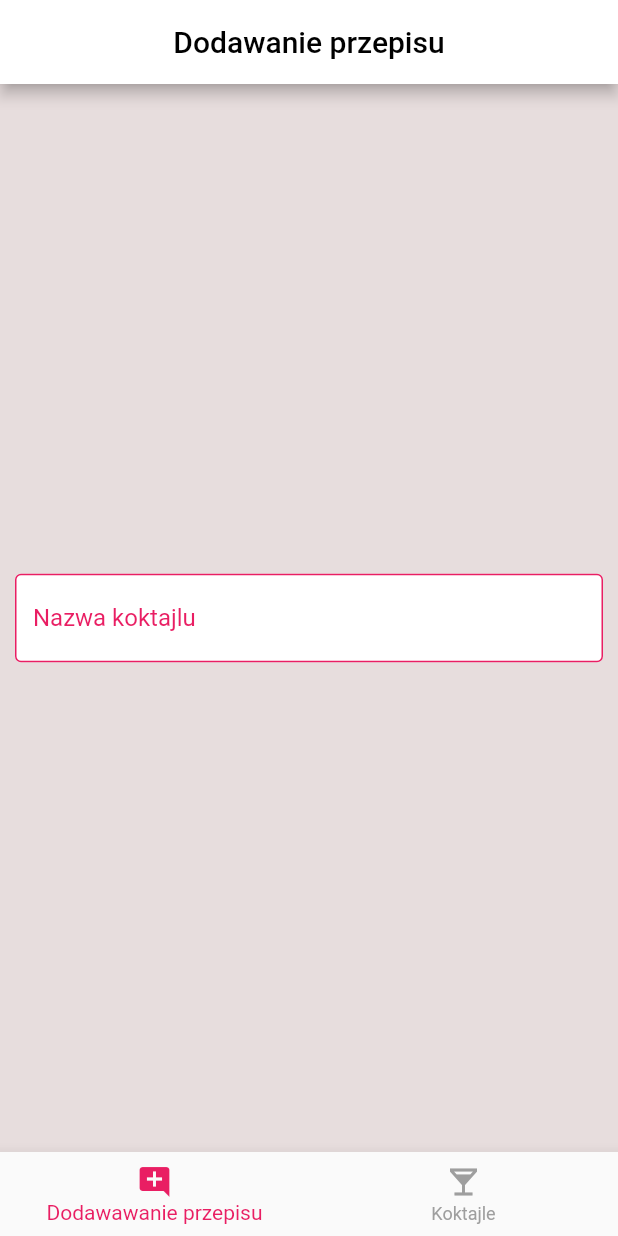
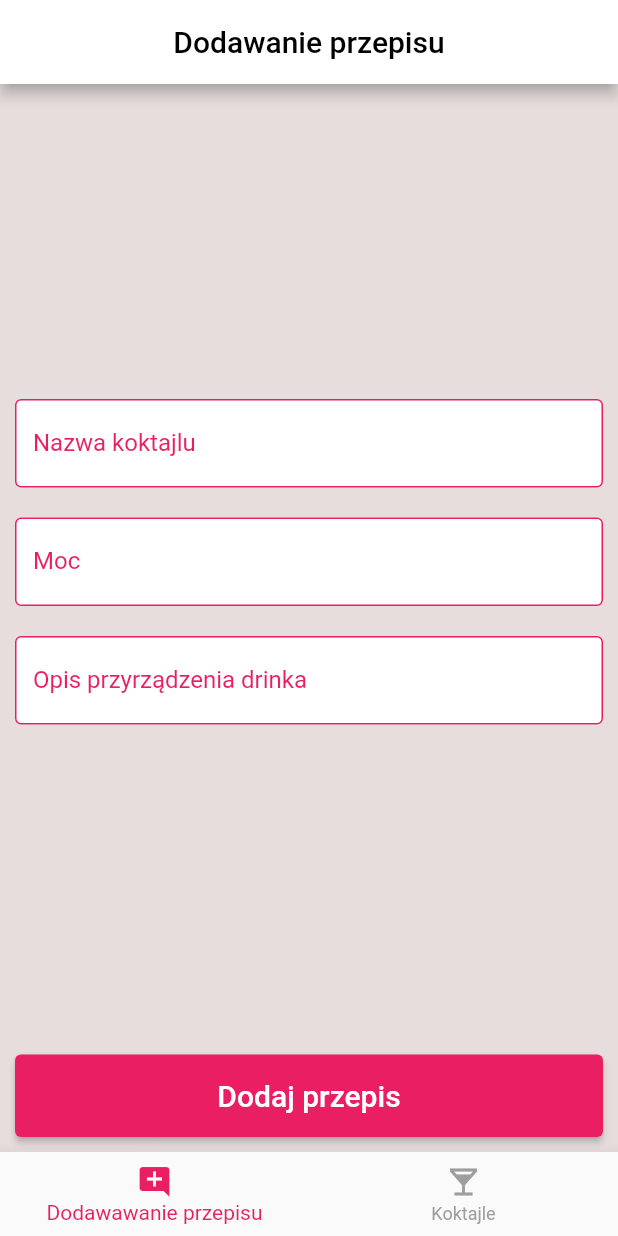
Before and after one commit to mgudalewicz/my_coctail_bar, a Flutter app: the screen it shows after launch, on a phone screen of 412 x 824 dp. Run offline on Flutter 3.47's test engine with Material 2 defaults, Android fonts, the phone set to English and light mode, and no system bars.

Commit message:
Add widgets to add_coctails_page

```diff
--- a/lib/screens/add_coctail/add_coctail_page.dart
+++ b/lib/screens/add_coctail/add_coctail_page.dart
@@ -11,14 +11,46 @@ class AddCoctail extends StatelessWidget {
     return Scaffold(
       body: Center(
         child: Column(
-          mainAxisAlignment: MainAxisAlignment.center,
-          children: const [
-            WidgetTextFormField(
-              labelText: 'Nazwa koktajlu',
-            )
+          mainAxisAlignment: MainAxisAlignment.spaceBetween,
+          children: [
+            const SizedBox(),
+            Column(
+              mainAxisAlignment: MainAxisAlignment.center,
+              children: const [
+                WidgetTextFormField(
+                  labelText: 'Nazwa koktajlu',
+                ),
+                WidgetTextFormField(
+                  labelText: 'Moc',
+                  validatorStrength: true,
+                ),
+                WidgetTextFormField(
+                  labelText: 'Opis przyrządzenia drinka',
+                ),
+              ],
+            ),
+            _buttonAddsRecipe(),
           ],
         ),
       ),
     );
   }
+
+  Container _buttonAddsRecipe() {
+    return Container(
+      padding: const EdgeInsets.all(10.0),
+      height: 75,
+      width: double.infinity,
+      child: ElevatedButton(
+        onPressed: () {},
+        style: ButtonStyle(
+          backgroundColor: MaterialStateProperty.all(Colors.pink),
+        ),
+        child: const Text(
+          'Dodaj przepis',
+          style: TextStyle(color: Colors.white, fontSize: 20),
+        ),
+      ),
+    );
+  }
 }
--- a/lib/widget/widget_text_form_field.dart
+++ b/lib/widget/widget_text_form_field.dart
@@ -9,7 +9,7 @@ class WidgetTextFormField extends StatelessWidget {
     this.hintText,
     this.keyboardType = TextInputType.text,
     this.inputFormatters,
-    this.validatorNumber = false,
+    this.validatorStrength = false,
   });
 
   final GlobalKey<FormFieldState<String>>? formFieldKey;
@@ -17,7 +17,7 @@ class WidgetTextFormField extends StatelessWidget {
   final String labelText;
   final String? hintText;
   final List<TextInputFormatter>? inputFormatters;
-  final bool validatorNumber;
+  final bool validatorStrength;
 
   @override
   Widget build(BuildContext context) {
@@ -31,7 +31,7 @@ class WidgetTextFormField extends StatelessWidget {
           if (value == null || value.isEmpty) {
             return 'Pole nie może być puste';
           }
-          if (validatorNumber == true) {
+          if (validatorStrength == true) {
             int strenght = int.parse(value);
             if (strenght <= 0) {
               return 'Ilość alkoholu nie może być mniejsza niż 0 %';
```
